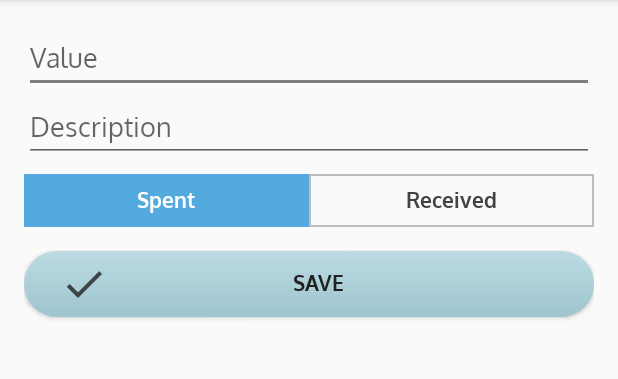
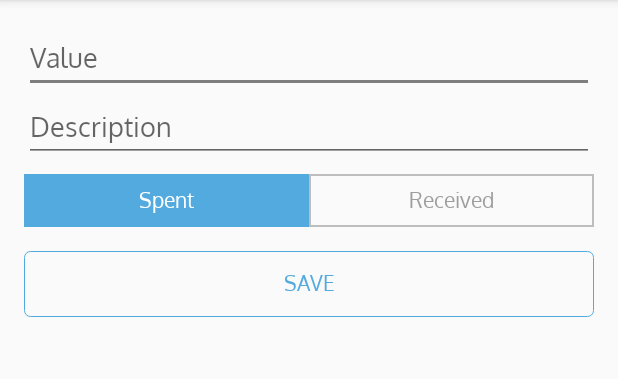
Before and after one commit to anshenguin/New-App-Prototype, an Android app: the EnterValueActivity screen opened directly, with no data from a screen before it, on a phone screen of 412 x 824 dp, the part 84-463 px from its top. Run offline under Robolectric (Android 15) with nearby library versions, the light colour scheme and no system bars.

```diff
--- a/app/src/main/res/drawable/gradient_save.xml
+++ b/app/src/main/res/drawable/gradient_save.xml
@@ -1,12 +1,36 @@
 <?xml version="1.0" encoding="utf-8"?>
-<shape xmlns:android="http://schemas.android.com/apk/res/android"
-    android:shape="rectangle">
-    <!--  Gradient Bg for listrow -->
-    <corners android:radius="28dp"/>
+
+    <!--<item android:state_focused="true">-->
+
+        <!--<shape-->
+            <!--android:shape="rectangle">-->
+            <!--<corners android:radius="4dp"/>-->
+            <!--<size android:width="48dp" android:height="48dp" />-->
+            <!--<solid android:color="#53aade"/>-->
+            <!--<stroke-->
+                <!--android:width="0.8dp"-->
+                <!--android:color="#53aade" />-->
+        <!--</shape>-->
+
+    <!--</item>-->
+    <!--<item android:state_pressed="true">-->
+        <!--<shape-->
+            <!--android:shape="rectangle">-->
+            <!--&lt;!&ndash;  Gradient Bg for listrow &ndash;&gt;-->
+            <!--<corners android:radius="4dp"/>-->
+            <!--<size android:width="48dp" android:height="48dp" />-->
+            <!--<solid android:color="#53aade"/>-->
+            <!--<stroke-->
+                <!--android:width="0.8dp"-->
+                <!--android:color="#53aade" />-->
+        <!--</shape>-->
+    <!--</item>-->
+    <shape xmlns:android="http://schemas.android.com/apk/res/android"
+        android:shape="rectangle">
+    <corners android:radius="4dp"/>
     <size android:width="48dp" android:height="48dp" />
-    <gradient
-        android:centerColor="#ADD0D8"
-        android:endColor="#9EC4CD"
-        android:startColor="#BCDAE1"
-        android:angle="270"/>
-</shape>
+        <solid android:color="#FAFAFA"/>
+    <stroke
+        android:width="0.8dp"
+        android:color="#53aade" />
+    </shape>
--- /dev/null
+++ b/app/src/main/res/drawable/gradient_save_two.xml
@@ -0,0 +1,36 @@
+<?xml version="1.0" encoding="utf-8"?>
+
+<!--<item android:state_focused="true">-->
+
+<!--<shape-->
+<!--android:shape="rectangle">-->
+<!--<corners android:radius="4dp"/>-->
+<!--<size android:width="48dp" android:height="48dp" />-->
+<!--<solid android:color="#53aade"/>-->
+<!--<stroke-->
+<!--android:width="0.8dp"-->
+<!--android:color="#53aade" />-->
+<!--</shape>-->
+
+<!--</item>-->
+<!--<item android:state_pressed="true">-->
+<!--<shape-->
+<!--android:shape="rectangle">-->
+<!--&lt;!&ndash;  Gradient Bg for listrow &ndash;&gt;-->
+<!--<corners android:radius="4dp"/>-->
+<!--<size android:width="48dp" android:height="48dp" />-->
+<!--<solid android:color="#53aade"/>-->
+<!--<stroke-->
+<!--android:width="0.8dp"-->
+<!--android:color="#53aade" />-->
+<!--</shape>-->
+<!--</item>-->
+<shape xmlns:android="http://schemas.android.com/apk/res/android"
+    android:shape="rectangle">
+    <corners android:radius="4dp"/>
+    <size android:width="48dp" android:height="48dp" />
+    <solid android:color="#53aade"/>
+    <stroke
+        android:width="0.8dp"
+        android:color="#53aade" />
+</shape>
--- a/app/src/main/res/layout/activity_enter_value.xml
+++ b/app/src/main/res/layout/activity_enter_value.xml
@@ -63,6 +63,7 @@
             android:background="@drawable/radio_bg"
             android:button="@android:color/transparent"
             android:layout_weight="1"
+            android:fontFamily="@font/regular_oxygen"
             android:gravity="center"
             android:padding="8dp"
             android:layout_height="wrap_content" />
@@ -74,6 +75,7 @@
             android:text="Received"
             android:textColor="#424242"
             android:padding="8dp"
+            android:fontFamily="@font/regular_oxygen"
             android:gravity="center"
             android:background="@drawable/radio_bg"
             android:button="@android:color/transparent"
@@ -87,16 +89,12 @@
         android:layout_height="44dp"
         android:layout_marginTop="16dp"
         android:background="@drawable/gradient_save"
-        android:drawablePadding="4dp"
-        android:fontFamily="@font/bold_oxygen"
+        android:fontFamily="@font/regular_oxygen"
         android:text="SAVE"
-        android:paddingLeft="24dp"
-        android:paddingRight="48dp"
-        android:drawableLeft="@drawable/ic_check"
-        android:textColor="#212121"
-        android:drawableStart="@drawable/ic_check"
-        android:paddingStart="24dp"
-        android:paddingEnd="48dp" />
+        style="?android:attr/borderlessButtonStyle"
+        android:textColor="#53aade"
+        android:elevation="0dp"
+        />
 
 
 </LinearLayout>
```
Also changed, not shown: app/src/main/java/com/kinitoapps/moneymanager/EditActivity.java (+30 -6 lines), app/src/main/java/com/kinitoapps/moneymanager/EnterValueActivity.java (+35 -7 lines), app/src/main/res/layout/activity_edit.xml (+9 -11 lines), app/src/main/res/drawable-hdpi/ic_check.png (deleted), app/src/main/res/drawable-mdpi/ic_check.png (deleted), app/src/main/res/drawable-xhdpi/ic_check.png (deleted), app/src/main/res/drawable-xxhdpi/ic_check.png (deleted).
